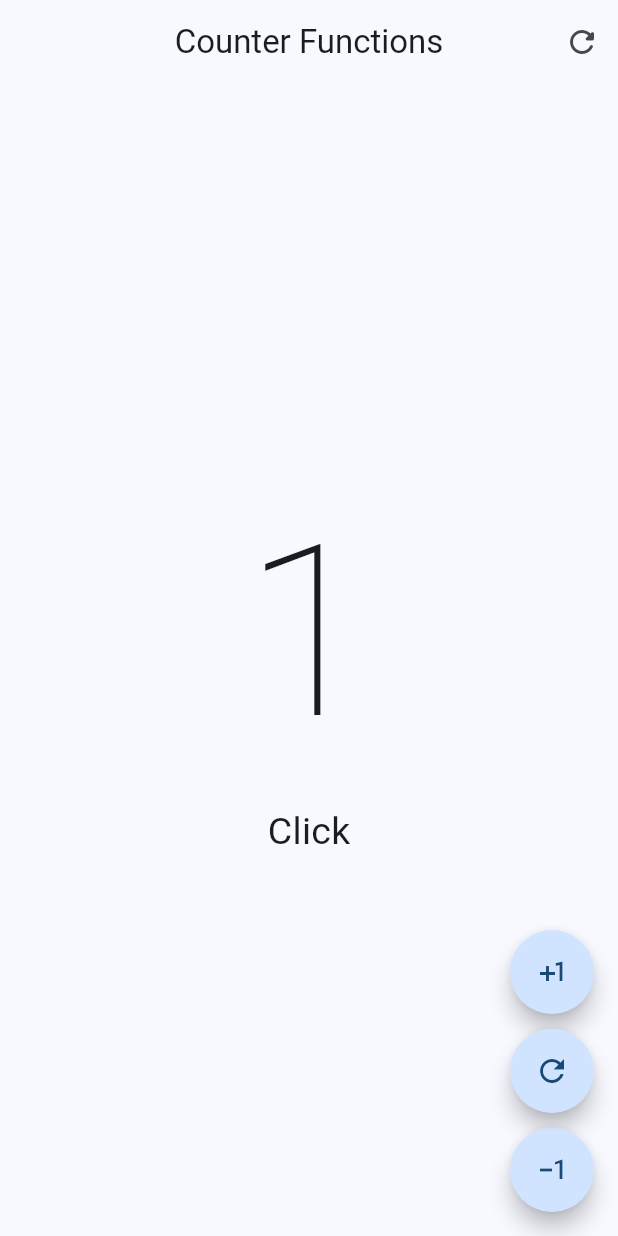
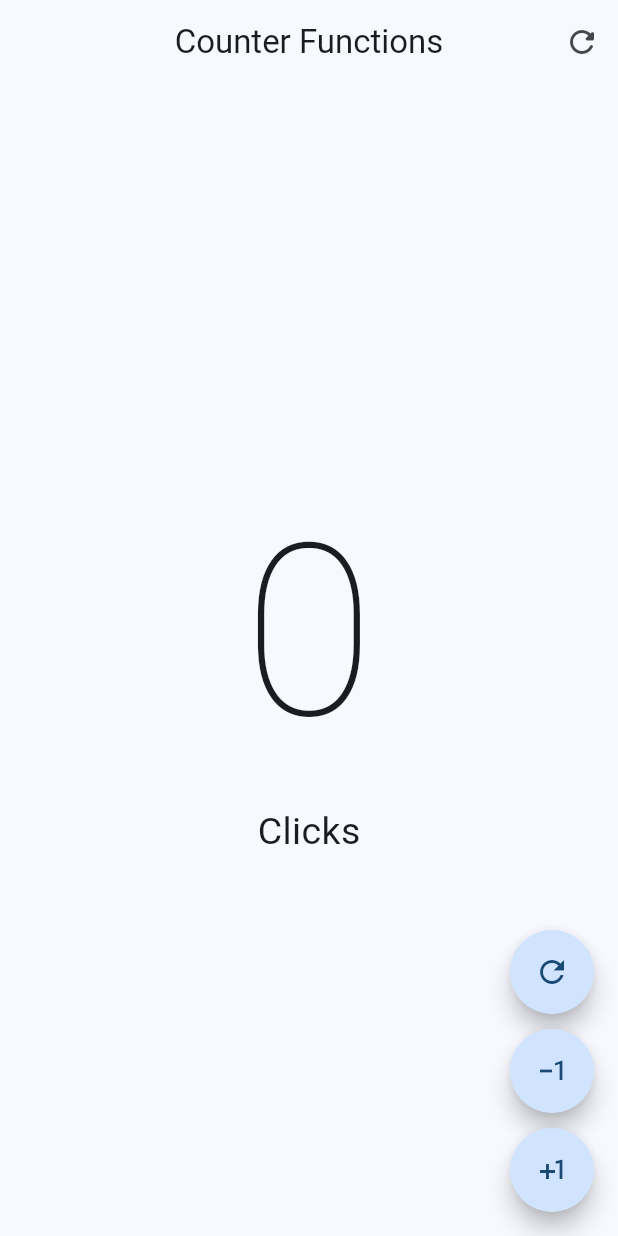
Before and after one commit to stacklast/flutter_hello_world_app, a Flutter app: the screen it shows after launch, after a tap on the "plus one" icon, on a phone screen of 412 x 824 dp. Run offline on Flutter 3.47's test engine with Material 3 defaults, Android fonts, the phone set to English and light mode, and no system bars.

Commit message:
feat: Custom Widget

```diff
--- a/lib/presentation/screens/counter/counter_functions_screen.dart
+++ b/lib/presentation/screens/counter/counter_functions_screen.dart
@@ -19,7 +19,7 @@ class _CounterFunctionsScreenState extends State<CounterFunctionsScreen> {
           actions: [
             IconButton(
                 icon: Icon(Icons.refresh_rounded),
-          onPressed: (){
+                onPressed: () {
                   setState(() {
                     clickCounter = 0;
                   });
@@ -32,49 +32,39 @@ class _CounterFunctionsScreenState extends State<CounterFunctionsScreen> {
           children: [
             Text(
               '$clickCounter',
-            style: const TextStyle(fontSize: 160, fontWeight: FontWeight.w100),
+              style:
+                  const TextStyle(fontSize: 160, fontWeight: FontWeight.w100),
             ),
-          Text('Click${ clickCounter == 1 ? '' : 's'}', style: const TextStyle(fontSize: 25))
+            Text('Click${clickCounter == 1 ? '' : 's'}',
+                style: const TextStyle(fontSize: 25))
           ],
         )),
         floatingActionButton: Column(
           mainAxisAlignment: MainAxisAlignment.end,
           children: [
-          FloatingActionButton(
+            CustomButton(icon: Icons.refresh_outlined),
+            SizedBox(height: 10),
+            CustomButton(icon: Icons.exposure_minus_1_outlined),
+            SizedBox(height: 10),
+            CustomButton(icon: Icons.plus_one),
+          ],
+        ));
+  }
+}
+
+class CustomButton extends StatelessWidget {
+  final IconData icon;
+
+  const CustomButton({
+    super.key, required this.icon,
+  });
+
+  @override
+  Widget build(BuildContext context) {
+    return FloatingActionButton(
       shape: StadiumBorder(),
-            onPressed: () {
-              setState(() {
-                clickCounter++;
-              });
-            },
-            child: const Icon(Icons.plus_one),
-          ),
-
-          SizedBox(height: 10),
-
-          FloatingActionButton(
-            shape: StadiumBorder(),
-            onPressed: () {
-              setState(() {
-                clickCounter++;
-              });
-            },
-            child: const Icon(Icons.refresh_outlined),
-          ),
-
-          SizedBox(height: 10),
-
-          FloatingActionButton(
-            shape: StadiumBorder(),
-            onPressed: () {
-              setState(() {
-                clickCounter--;
-              });
-            },
-            child: const Icon(Icons.exposure_minus_1),
-          ),
-        ],
-      )
+      onPressed: () {},
+      child: Icon(icon),
     );
   }
 }
```
Lines whose indentation alone changed are shown as unchanged.
